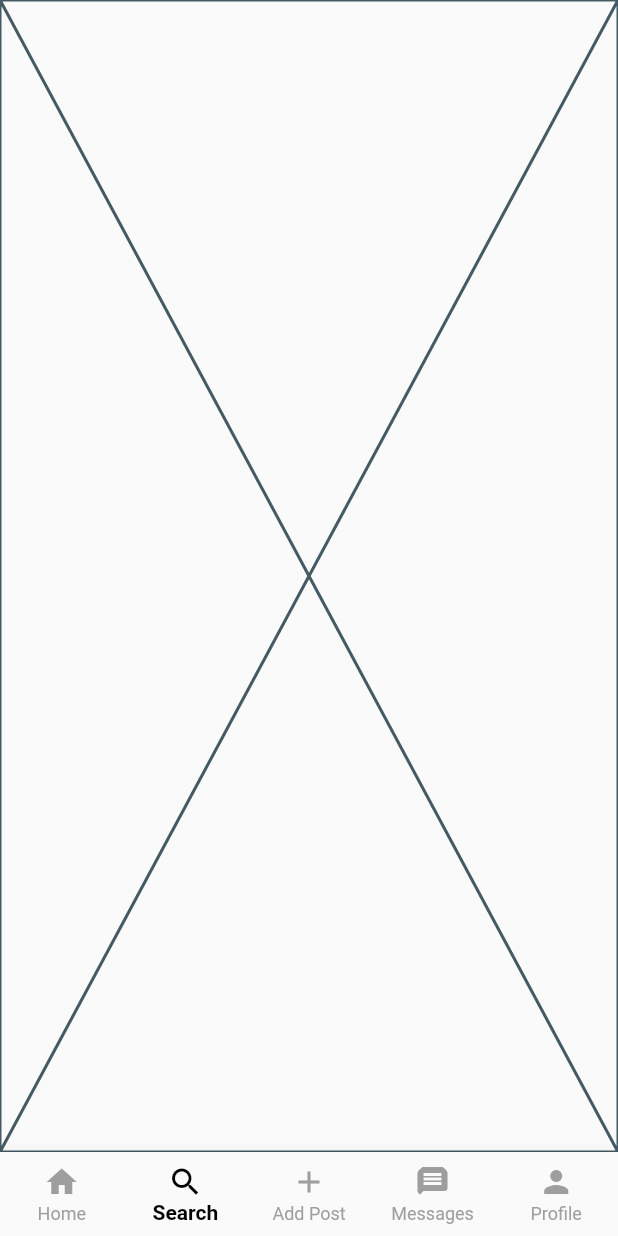
After one commit to meetdedikh/Design-Practice, a Flutter app: the screen it shows after launch, item 2 of the bottom bar chosen, on a phone screen of 412 x 824 dp. The commit adds this screen. Run offline on Flutter 3.47's test engine with Material 2 defaults, Android fonts, the phone set to English and light mode, and no system bars; network calls fail.

Commit message:
Add All Screen And Design created for Home Screen

```diff
--- a/lib/main.dart
+++ b/lib/main.dart
@@ -1,5 +1,8 @@
-import 'package:demoproject/box_screen.dart';
-import 'package:demoproject/profile_screen.dart';
+import 'package:demoproject/views/screens/add_post_screen.dart';
+import 'package:demoproject/views/screens/home_screen.dart';
+import 'package:demoproject/views/screens/message_screen.dart';
+import 'package:demoproject/views/screens/profile_screen.dart';
+import 'package:demoproject/views/screens/search_screen.dart';
 import 'package:flutter/material.dart';
 
 void main() {
@@ -7,34 +10,87 @@ void main() {
 }
 
 class MyApp extends StatelessWidget {
-  const MyApp({super.key});
+  const MyApp({Key? key});
 
-  // This widget is the root of your application.
   @override
   Widget build(BuildContext context) {
     return MaterialApp(
       debugShowCheckedModeBanner: false,
       title: 'Flutter Demo',
-      theme: ThemeData(
-        // This is the theme of your application.
-        //
-        // TRY THIS: Try running your application with "flutter run". You'll see
-        // the application has a blue toolbar. Then, without quitting the app,
-        // try changing the seedColor in the colorScheme below to Colors.green
-        // and then invoke "hot reload" (save your changes or press the "hot
-        // reload" button in a Flutter-supported IDE, or press "r" if you used
-        // the command line to start the app).
-        //
-        // Notice that the counter didn't reset back to zero; the application
-        // state is not lost during the reload. To reset the state, use hot
-        // restart instead.
-        //
-        // This works for code too, not just values: Most code changes can be
-        // tested with just a hot reload.
-        colorScheme: ColorScheme.fromSeed(seedColor: Colors.deepPurple),
-        useMaterial3: true,
-      ),
-      home: const ProfileScreen(),
+      home: const BottomNavigationDemo(),
     );
   }
 }
+
+class BottomNavigationDemo extends StatefulWidget {
+  const BottomNavigationDemo({Key? key}) : super(key: key);
+
+  @override
+  // ignore: library_private_types_in_public_api
+  _BottomNavigationDemoState createState() => _BottomNavigationDemoState();
+}
+
+class _BottomNavigationDemoState extends State<BottomNavigationDemo> {
+  int _currentIndex = 0;
+
+  final List<Widget> _screens = [
+    HomeScreen(),
+    const SearchScreen(),
+    const AddPostScreen(),
+    const MessageScreen(),
+    const ProfileScreen(),
+  ];
+
+  @override
+  Widget build(BuildContext context) {
+    return Scaffold(
+      body: _screens[_currentIndex],
+      bottomNavigationBar: BottomNavigationBar(
+        currentIndex: _currentIndex,
+        onTap: (index) {
+          setState(() {
+            _currentIndex = index;
+          });
+        },
+        items: const [
+          BottomNavigationBarItem(
+            icon: ClipOval(
+              child: Icon(Icons.home),
+            ),
+            label: 'Home',
+          ),
+          BottomNavigationBarItem(
+            icon: ClipOval(
+              child: Icon(Icons.search),
+            ),
+            label: 'Search',
+          ),
+          BottomNavigationBarItem(
+            icon: ClipOval(
+              child: Icon(Icons.add),
+            ),
+            label: 'Add Post',
+          ),
+          BottomNavigationBarItem(
+            icon: ClipOval(
+              child: Icon(Icons.message),
+            ),
+            label: 'Messages',
+          ),
+          BottomNavigationBarItem(
+            icon: ClipOval(
+              child: Icon(Icons.person),
+            ),
+            label: 'Profile',
+          ),
+        ],
+        type:
+            BottomNavigationBarType.fixed, // Fixed type to prevent moving icons
+        selectedItemColor: Colors.black, // Selected item color
+        unselectedItemColor: Colors.grey, // Unselected item color
+        showUnselectedLabels: true, // Show labels for unselected items
+        selectedLabelStyle: const TextStyle(fontWeight: FontWeight.bold),
+      ),
+    );
+  }
+}
--- /dev/null
+++ b/lib/views/screens/search_screen.dart
@@ -0,0 +1,10 @@
+import 'package:flutter/material.dart';
+
+class SearchScreen extends StatelessWidget {
+  const SearchScreen({super.key});
+
+  @override
+  Widget build(BuildContext context) {
+    return const Placeholder();
+  }
+}
```
Also changed, not shown: lib/model/post_model.dart (added, +19 -0 lines), lib/views/screens/add_post_screen.dart (added, +10 -0 lines), lib/views/screens/home_screen.dart (added, +120 -0 lines), lib/views/screens/message_screen.dart (added, +10 -0 lines), lib/views/screens/profile_screen.dart (renamed from lib/profile_screen.dart, +9 -8 lines), pubspec.yaml (+9 -22 lines), lib/views/screens/box_screen.dart (renamed from lib/box_screen.dart), lib/views/widgets/horizontal_list.dart (renamed from lib/horizontal_list.dart), 2 other files.
